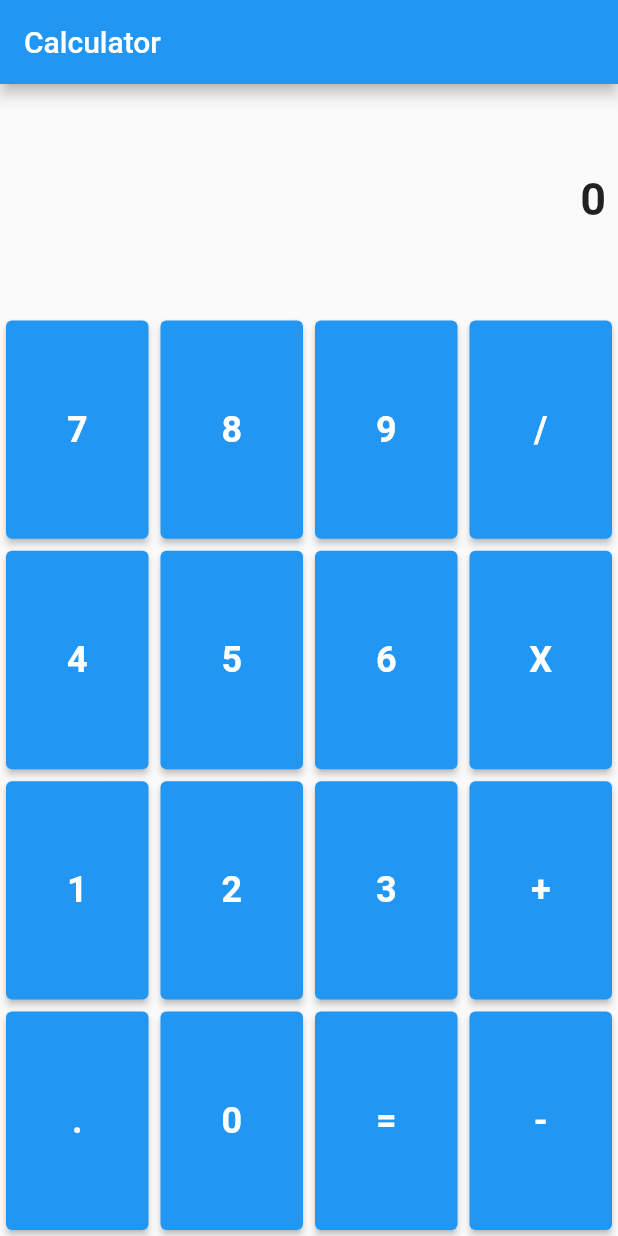
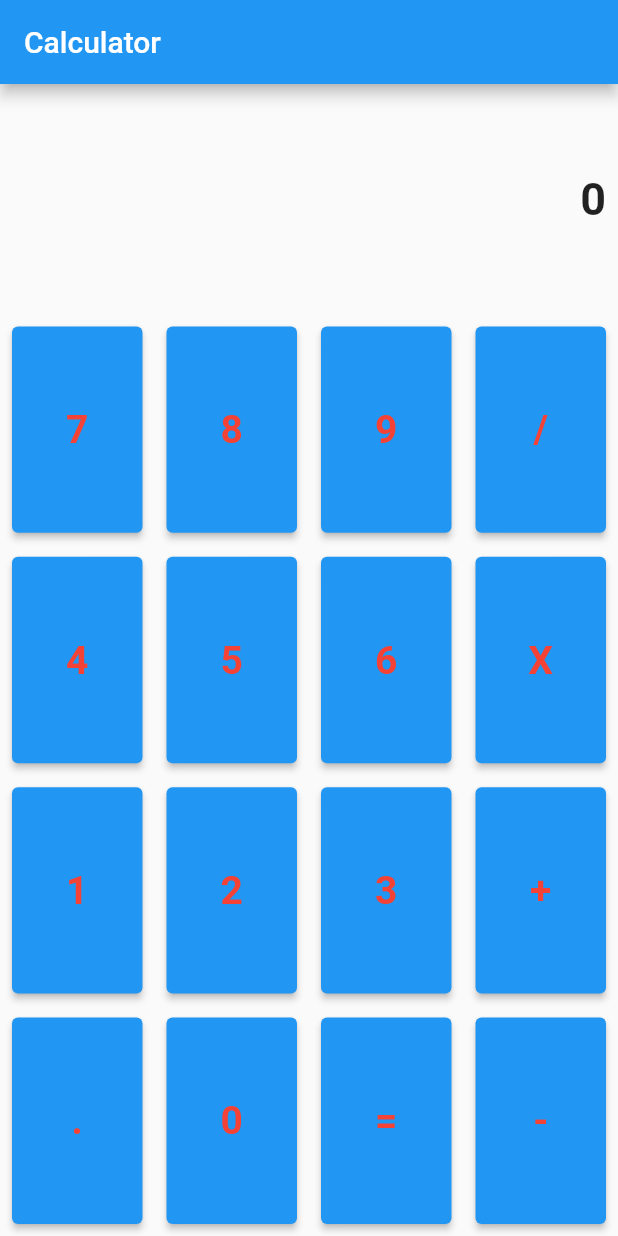
Before and after one commit to A-hmed/git_basics_sun_c9, a Flutter app: the screen it shows after launch, on a phone screen of 412 x 824 dp. Run offline on Flutter 3.47's test engine with Material 2 defaults, Android fonts, the phone set to English and light mode, and no system bars.

Commit message:
Updated calculator_button.dart ui.

```diff
--- a/lib/ui/calculator/calculator_button.dart
+++ b/lib/ui/calculator/calculator_button.dart
@@ -10,14 +10,17 @@ class CalculatorButton extends StatelessWidget {
   Widget build(BuildContext context) {
     return Expanded(
         child: Container(
-            margin: EdgeInsets.all(4),
+            margin: EdgeInsets.all(8),
             child: ElevatedButton(
                 onPressed: () {
                   onClick(digit);
                 },
                 child: Text(
                   digit,
-                  style: TextStyle(fontSize: 24, fontWeight: FontWeight.bold),
+                  style: TextStyle(
+                      fontSize: 26,
+                      fontWeight: FontWeight.bold,
+                      color: Colors.red),
                 ))));
   }
 }
```
